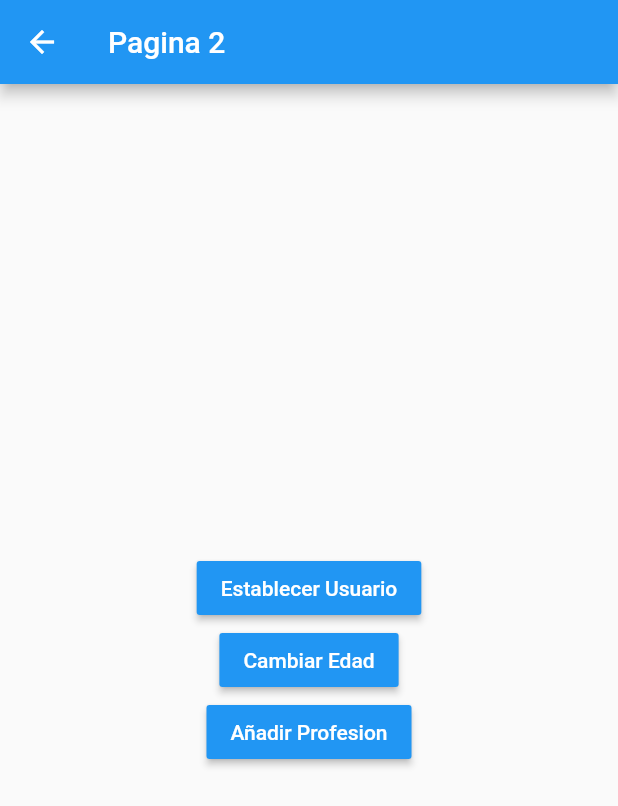
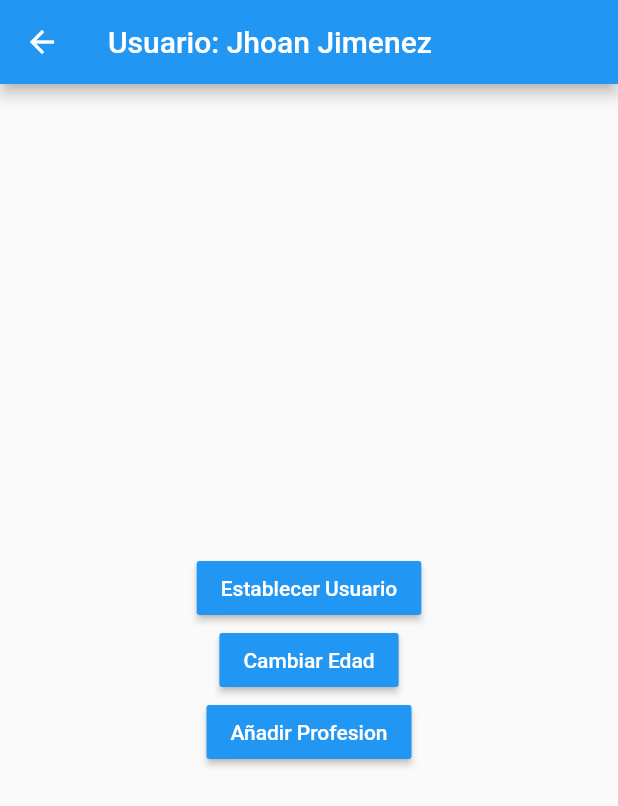
Before and after one commit to jhoanjimz/flutter-manejadores-estados, a Flutter app: the Pagina2Page screen opened by its route, after a tap on "Establecer Usuario", on a phone screen of 412 x 824 dp. Shown: the top 806 px of the screen. Run offline on Flutter 3.47's test engine with Material 2 defaults, Android fonts, the phone set to English and light mode, and no system bars; accounts and stored records are empty.

```diff
--- a/lib/pages/pagina1_page.dart
+++ b/lib/pages/pagina1_page.dart
@@ -1,17 +1,30 @@
+import 'package:estados/models/usuario.dart';
+import 'package:estados/services/usuario_service.dart';
 import 'package:flutter/material.dart';
+import 'package:provider/provider.dart';
 
 
 class Pagina1Page extends StatelessWidget {
+
   const Pagina1Page({super.key});
-
 
   @override
   Widget build(BuildContext context) {
+    final usuarioService = Provider.of<UsuarioService>(context);
+
     return Scaffold(
       appBar: AppBar(
         title: const Text('Pagina 1'),
+        actions: [
+          IconButton(
+            icon: const Icon(Icons.exit_to_app),
+            onPressed: () => usuarioService.removerUsuario()
+          )
+        ],
       ),
-      body: const InformacionUsuario(),
+      body: usuarioService.existeUsuario
+        ? InformacionUsuario(usuarioService.usuario)
+        : const Center(child: Text('No hay usuario seleccionado')),
       floatingActionButton: FloatingActionButton(
         onPressed: () => Navigator.pushNamed(context, 'pagina2'),
         child: const Icon(Icons.accessibility_new),
@@ -21,7 +34,10 @@ class Pagina1Page extends StatelessWidget {
 }
 
 class InformacionUsuario extends StatelessWidget {
-  const InformacionUsuario({ super.key });
+
+  final Usuario usuario;
+
+  const InformacionUsuario(this.usuario, {super.key});
 
   @override
   Widget build(BuildContext context) {
@@ -29,20 +45,21 @@ class InformacionUsuario extends StatelessWidget {
       height: double.infinity,
       width: double.infinity,
       padding: const EdgeInsets.all(20.0),
-      child: const Column(
+      child: Column(
         crossAxisAlignment: CrossAxisAlignment.start,
         children: [
-          Text('General', style: TextStyle(fontSize: 18, fontWeight: FontWeight.bold)),
-          Divider(),
-          ListTile(title: Text('Nombre: ')),
-          ListTile(title: Text('Edad: ')),
+          const Text('General', style: TextStyle(fontSize: 18, fontWeight: FontWeight.bold)),
+          const Divider(),
+          ListTile(title: Text('Nombre: ${usuario.nombre}')),
+          ListTile(title: Text('Edad: ${usuario.edad}')),
 
 
-          Text('Profesiones', style: TextStyle(fontSize: 18, fontWeight: FontWeight.bold)),
-          Divider(),
-          ListTile(title: Text('Profesion 1')),
-          ListTile(title: Text('Profesion 2')),
-          ListTile(title: Text('Profesion 3')),
+          const Text('Profesiones', style: TextStyle(fontSize: 18, fontWeight: FontWeight.bold)),
+          const Divider(),
+
+          ...usuario.profesiones.map(
+            (profesion) => ListTile(title: Text(profesion))
+          ).toList()
         ],
       ),
     );
--- a/lib/pages/pagina2_page.dart
+++ b/lib/pages/pagina2_page.dart
@@ -1,4 +1,7 @@
+import 'package:estados/models/usuario.dart';
+import 'package:estados/services/usuario_service.dart';
 import 'package:flutter/material.dart';
+import 'package:provider/provider.dart';
 
 
 class Pagina2Page extends StatelessWidget {
@@ -7,26 +10,36 @@ class Pagina2Page extends StatelessWidget {
 
   @override
   Widget build(BuildContext context) {
+    final usuarioService = Provider.of<UsuarioService>(context);
     return Scaffold(
       appBar: AppBar(
-        title: const Text('Pagina 2'),
+        title: usuarioService.existeUsuario
+        ? Text('Usuario: ${usuarioService.usuario.nombre}')
+        : const Text('Pagina 2'),
       ),
       body: Center(
         child: Column(
           mainAxisAlignment: MainAxisAlignment.center,
           children: [
             MaterialButton(
-              onPressed: () {},
+              onPressed: () {
+                final newUser = Usuario(
+                  edad: 26,
+                  nombre: 'Jhoan Jimenez',
+                  profesiones: ['Fullstack Developer', 'Video Jugador Experto']
+                );
+                usuarioService.usuario = newUser;
+              },
               color: Colors.blue,
               child: const Text('Establecer Usuario', style: TextStyle(color: Colors.white)),
             ),
             MaterialButton(
-              onPressed: () {},
+              onPressed: () => usuarioService.cambiarEdad(32),
               color: Colors.blue,
               child: const Text('Cambiar Edad', style: TextStyle(color: Colors.white)),
             ),
             MaterialButton(
-              onPressed: () {},
+              onPressed: () => usuarioService.agregarProfesion(),
               color: Colors.blue,
               child: const Text('Añadir Profesion', style: TextStyle(color: Colors.white)),
             )
--- /dev/null
+++ b/lib/services/usuario_service.dart
@@ -0,0 +1,31 @@
+
+
+
+import 'package:estados/models/usuario.dart';
+import 'package:flutter/material.dart';
+
+class UsuarioService with ChangeNotifier {
+
+  Usuario? _usuario;
+
+  Usuario get usuario => _usuario!;
+  bool get existeUsuario => (_usuario != null) ? true : false;
+
+  set usuario(Usuario user) {
+    _usuario = user;
+    notifyListeners();
+  }
+  void cambiarEdad(int edad) {
+    _usuario!.edad = edad;
+    notifyListeners();
+  }
+  void removerUsuario() {
+    _usuario = null;
+    notifyListeners();
+  }
+  void agregarProfesion() {
+    _usuario!.profesiones.add('Profesion ${usuario.profesiones.length + 1}');
+    notifyListeners();
+  }
+
+}
--- a/pubspec.yaml
+++ b/pubspec.yaml
@@ -35,6 +35,7 @@ dependencies:
   # The following adds the Cupertino Icons font to your application.
   # Use with the CupertinoIcons class for iOS style icons.
   cupertino_icons: ^1.0.2
+  provider: ^6.0.5
 
 dev_dependencies:
   flutter_test:
```
Also changed, not shown: lib/main.dart (+11 -3 lines), pubspec.lock.
